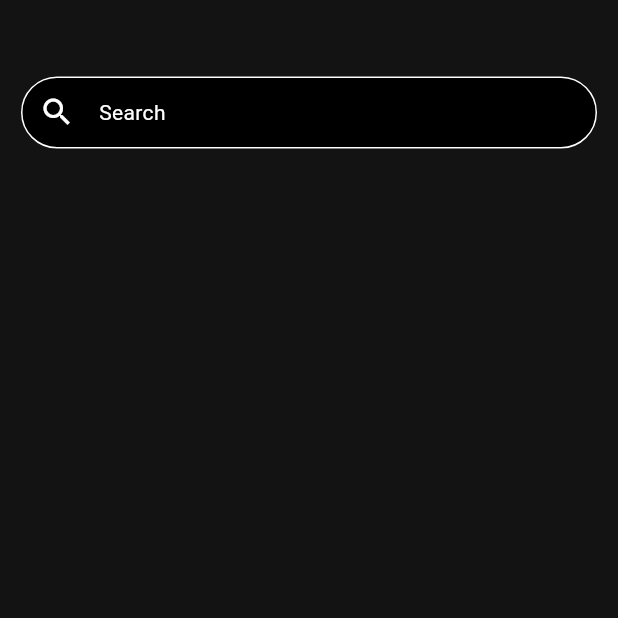
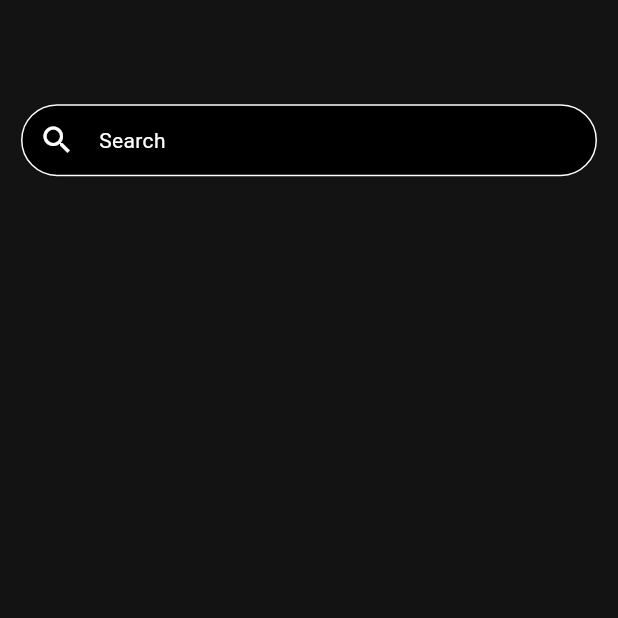
Before and after one commit to AbdoJoker99/Cinema, a Flutter app: the Searchsceentab screen opened by its route, on a phone screen of 412 x 824 dp, the top half of it. Run offline on Flutter 3.47's test engine with Material 3 defaults, Android fonts, the phone set to English and light mode, and no system bars; our stand-ins replace carousel_slider, cloud_firestore, firebase_core, flutter_bloc, flutter_screenutil, google_fonts and 1 more; accounts and stored records are empty; network calls fail.

Commit message:
finalProject_ui_updates

```diff
--- a/lib/BrowserScreen/Widgets/Browseritem.dart
+++ b/lib/BrowserScreen/Widgets/Browseritem.dart
@@ -30,7 +30,7 @@ class BrowserItem extends StatelessWidget {
           child: Text(
             _getItemName(),
             style: TextStyle(
-              fontSize: 32.sp,
+              fontSize: 22.sp,
               fontWeight: FontWeight.bold,
               color: Colors.white,
               shadows: [
@@ -58,8 +58,6 @@ class BrowserItem extends StatelessWidget {
 
   String _getDefaultImageForGenre() {
     switch (browser?.name?.toLowerCase()) {
-      case 'comedy':
-        return MyAssets.BestCommedies;
       case 'horror':
         return MyAssets.download4;
       case 'action':
--- a/lib/MovieDetails(homeTab)/similarMovieSection.dart
+++ b/lib/MovieDetails(homeTab)/similarMovieSection.dart
@@ -54,8 +54,8 @@ class SimilarMoviesSection extends StatelessWidget {
                           similarMovie.posterPath != null
                               ? 'https://image.tmdb.org/t/p/w500${similarMovie.posterPath}'
                               : 'https://via.placeholder.com/121x160?text=No+Image',
-                          width: 121.w,
-                          height: 161.h,
+                          width: 120.w,
+                          height: 140.h,
                           fit: BoxFit.cover,
                           errorBuilder: (context, error, stackTrace) {
                             return Center(
--- a/lib/SerchScreen/Widgets/searchSceenTab.dart
+++ b/lib/SerchScreen/Widgets/searchSceenTab.dart
@@ -27,7 +27,7 @@ class Searchsceentab extends StatelessWidget {
               padding: const EdgeInsets.all(14.0),
               child: Column(
                 children: [
-                  SizedBox(height: 40.h),
+                  SizedBox(height: 60.h),
                   TextField(
                     style: Theme.of(context)
                         .textTheme
```
Also changed, not shown: lib/BrowserScreen/Widgets/browserTabScreen.dart (+0 -7 lines).
